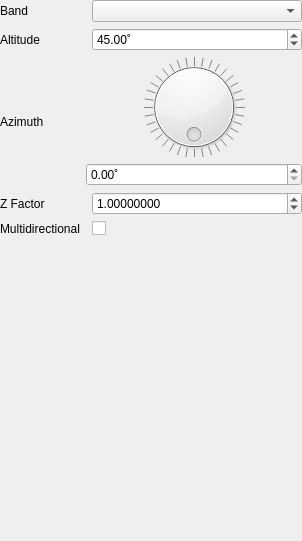
Old version of the form src/ui/raster/qgshillshaderendererwidget.ui in the repository qgis/QGIS.
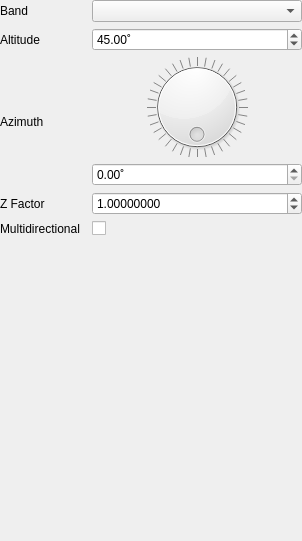
New version of the form. Custom widgets are drawn as their Qt base class.

The edit to the form file:
```diff
--- a/src/ui/raster/qgshillshaderendererwidget.ui
+++ b/src/ui/raster/qgshillshaderendererwidget.ui
@@ -26,57 +26,6 @@
    <property name="bottomMargin">
     <number>0</number>
    </property>
-   <item row="2" column="1" colspan="2">
-    <layout class="QVBoxLayout" name="verticalLayout">
-     <item>
-      <widget class="QDial" name="mLightAzimuthDial">
-       <property name="sizePolicy">
-        <sizepolicy hsizetype="Expanding" vsizetype="Preferred">
-         <horstretch>0</horstretch>
-         <verstretch>0</verstretch>
-        </sizepolicy>
-       </property>
-       <property name="maximum">
-        <number>360</number>
-       </property>
-       <property name="value">
-        <number>0</number>
-       </property>
-       <property name="sliderPosition">
-        <number>0</number>
-       </property>
-       <property name="invertedAppearance">
-        <bool>false</bool>
-       </property>
-       <property name="invertedControls">
-        <bool>false</bool>
-       </property>
-       <property name="wrapping">
-        <bool>true</bool>
-       </property>
-       <property name="notchTarget">
-        <double>10.000000000000000</double>
-       </property>
-       <property name="notchesVisible">
-        <bool>true</bool>
-       </property>
-      </widget>
-     </item>
-     <item>
-      <widget class="QgsDoubleSpinBox" name="mLightAzimuth">
-       <property name="sizePolicy">
-        <sizepolicy hsizetype="Expanding" vsizetype="Fixed">
-         <horstretch>0</horstretch>
-         <verstretch>0</verstretch>
-        </sizepolicy>
-       </property>
-       <property name="suffix">
-        <string>˚</string>
-       </property>
-      </widget>
-     </item>
-    </layout>
-   </item>
    <item row="1" column="0" colspan="2">
     <widget class="QLabel" name="label_2">
      <property name="text">
@@ -170,6 +119,57 @@
      </property>
     </widget>
    </item>
+   <item row="2" column="2">
+    <layout class="QVBoxLayout" name="verticalLayout">
+     <item>
+      <widget class="QDial" name="mLightAzimuthDial">
+       <property name="sizePolicy">
+        <sizepolicy hsizetype="Expanding" vsizetype="Preferred">
+         <horstretch>0</horstretch>
+         <verstretch>0</verstretch>
+        </sizepolicy>
+       </property>
+       <property name="maximum">
+        <number>360</number>
+       </property>
+       <property name="value">
+        <number>0</number>
+       </property>
+       <property name="sliderPosition">
+        <number>0</number>
+       </property>
+       <property name="invertedAppearance">
+        <bool>false</bool>
+       </property>
+       <property name="invertedControls">
+        <bool>false</bool>
+       </property>
+       <property name="wrapping">
+        <bool>true</bool>
+       </property>
+       <property name="notchTarget">
+        <double>10.000000000000000</double>
+       </property>
+       <property name="notchesVisible">
+        <bool>true</bool>
+       </property>
+      </widget>
+     </item>
+     <item>
+      <widget class="QgsDoubleSpinBox" name="mLightAzimuth">
+       <property name="sizePolicy">
+        <sizepolicy hsizetype="Expanding" vsizetype="Fixed">
+         <horstretch>0</horstretch>
+         <verstretch>0</verstretch>
+        </sizepolicy>
+       </property>
+       <property name="suffix">
+        <string>˚</string>
+       </property>
+      </widget>
+     </item>
+    </layout>
+   </item>
   </layout>
  </widget>
  <customwidgets>
```
